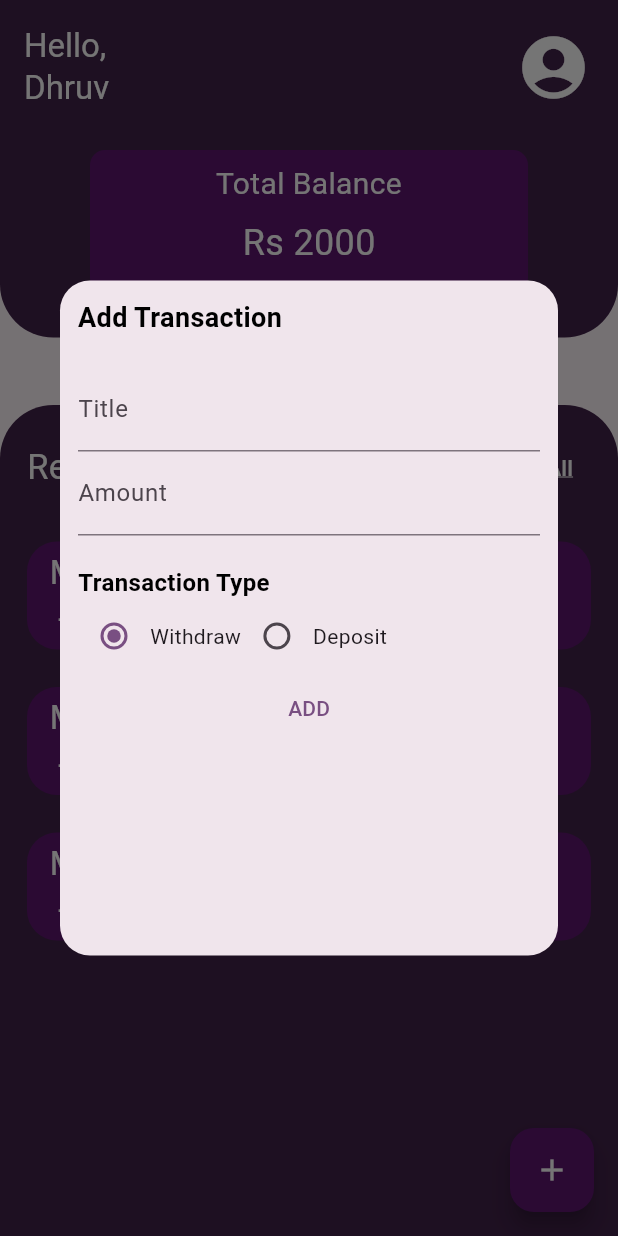
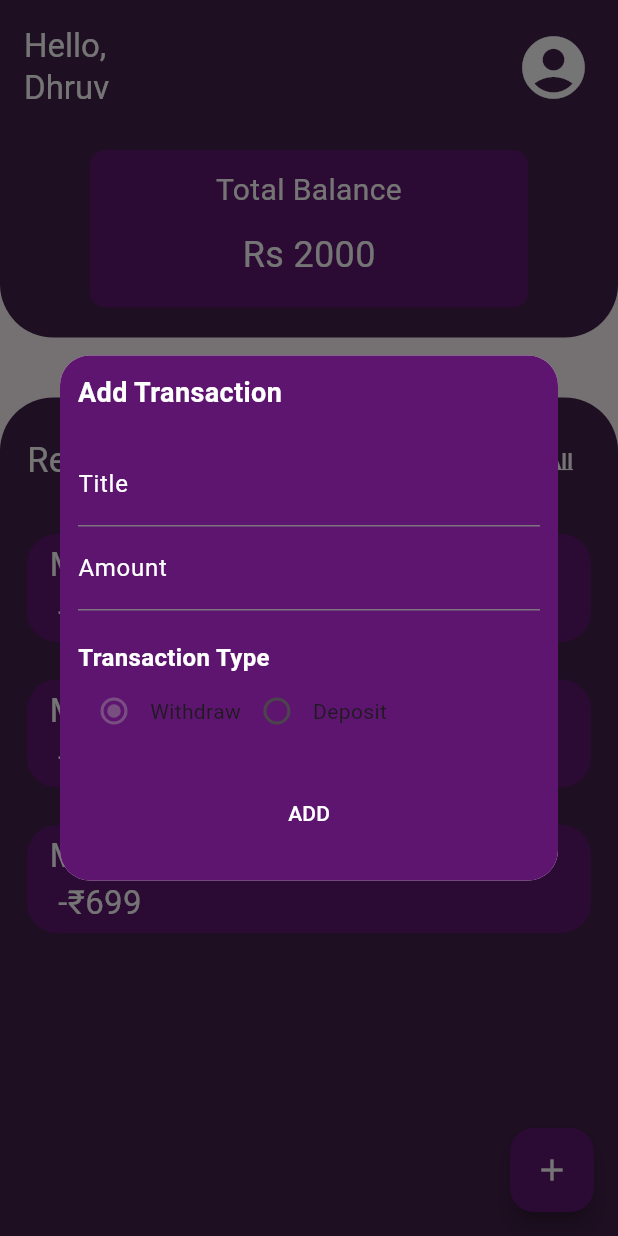
Before and after one commit to Dhruv883/Expense-Tracker, a Flutter app: the Home screen opened directly with empty values, after a tap on the "add" icon, on a phone screen of 412 x 824 dp. Run offline on Flutter 3.47's test engine with Material 2 defaults, Android fonts, the phone set to English and light mode, and no system bars.

Commit message:
UI Changes

```diff
--- a/client/lib/home.dart
+++ b/client/lib/home.dart
@@ -50,7 +50,7 @@ class _HomeState extends State<Home> {
                 ],
               ),
               Positioned(
-                height: 95,
+                height: 105,
                 top: 100.0,
                 left: 60.0,
                 right: 60.0,
@@ -62,7 +62,7 @@ class _HomeState extends State<Home> {
                   child: const Column(
                     children: [
                       Padding(
-                        padding: EdgeInsets.all(8.0),
+                        padding: EdgeInsets.all(12.0),
                         child: Text(
                           "Total Balance",
                           textAlign: TextAlign.center,
@@ -83,7 +83,7 @@ class _HomeState extends State<Home> {
           ),
         ),
         body: Padding(
-          padding: const EdgeInsets.only(top: 45),
+          padding: const EdgeInsets.only(top: 40),
           child: Container(
             width: double.infinity,
             decoration: const BoxDecoration(
@@ -106,16 +106,6 @@ class _HomeState extends State<Home> {
                           fontSize: 23,
                         ),
                       ),
-                      // Text(
-                      //   "See All",
-                      //   style: TextStyle(
-                      //     color: Colors.white,
-                      //     fontSize: 15,
-                      //     decoration: TextDecoration.underline,
-                      //     decorationColor: Colors.transparent,
-                      //   ),
-                      //   textAlign: TextAlign.right,
-                      // ),
                       TextButton(
                         onPressed: () {
                           Navigator.push(
@@ -230,7 +220,11 @@ _showSimpleModalDialog(BuildContext context) {
           borderRadius: BorderRadius.circular(20.0),
         ),
         child: Container(
-          constraints: const BoxConstraints(maxHeight: 450),
+          constraints: const BoxConstraints(maxHeight: 350),
+          decoration: BoxDecoration(
+            color: const Color.fromARGB(255, 93, 21, 112),
+            borderRadius: BorderRadius.circular(20.0),
+          ),
           child: Padding(
             padding: const EdgeInsets.all(12.0),
             child: Column(
@@ -242,18 +236,28 @@ _showSimpleModalDialog(BuildContext context) {
                   style: TextStyle(
                     fontWeight: FontWeight.bold,
                     fontSize: 18,
-                    color: Colors.black,
+                    color: Colors.white,
                   ),
                 ),
                 const SizedBox(height: 20),
                 TextFormField(
-                  decoration: const InputDecoration(labelText: 'Title'),
+                  decoration: const InputDecoration(
+                    labelText: 'Title',
+                    labelStyle: TextStyle(color: Colors.white),
+                    hintStyle: TextStyle(color: Colors.white),
+                  ),
+                  style: const TextStyle(color: Colors.white),
                   onChanged: (value) {
                     title = value;
                   },
                 ),
                 TextFormField(
-                  decoration: const InputDecoration(labelText: 'Amount'),
+                  decoration: const InputDecoration(
+                    labelText: 'Amount',
+                    labelStyle: TextStyle(color: Colors.white),
+                    hintStyle: TextStyle(color: Colors.white),
+                  ),
+                  style: const TextStyle(color: Colors.white),
                   keyboardType: TextInputType.number,
                   onChanged: (value) {
                     amount = double.tryParse(value) ?? 0.0;
@@ -265,7 +269,7 @@ _showSimpleModalDialog(BuildContext context) {
                   style: TextStyle(
                     fontWeight: FontWeight.bold,
                     fontSize: 16,
-                    color: Colors.black,
+                    color: Colors.white,
                   ),
                 ),
                 Row(
@@ -292,7 +296,9 @@ _showSimpleModalDialog(BuildContext context) {
                 Row(
                   mainAxisAlignment: MainAxisAlignment.center,
                   children: [
-                    TextButton(
+                    Padding(
+                      padding: const EdgeInsets.all(20.0),
+                      child: TextButton(
                         onPressed: () {
                           print("Title: $title");
                           print("Amount: $amount");
@@ -301,7 +307,11 @@ _showSimpleModalDialog(BuildContext context) {
                           // Close the dialog
                           Navigator.of(context).pop();
                         },
-                      child: const Text("ADD"),
+                        child: const Text(
+                          "ADD",
+                          style: TextStyle(color: Colors.white),
+                        ),
+                      ),
                     ),
                   ],
                 ),
```
Also changed, not shown: client/lib/all.dart (+10 -10 lines). Lines whose indentation alone changed are shown as unchanged.
